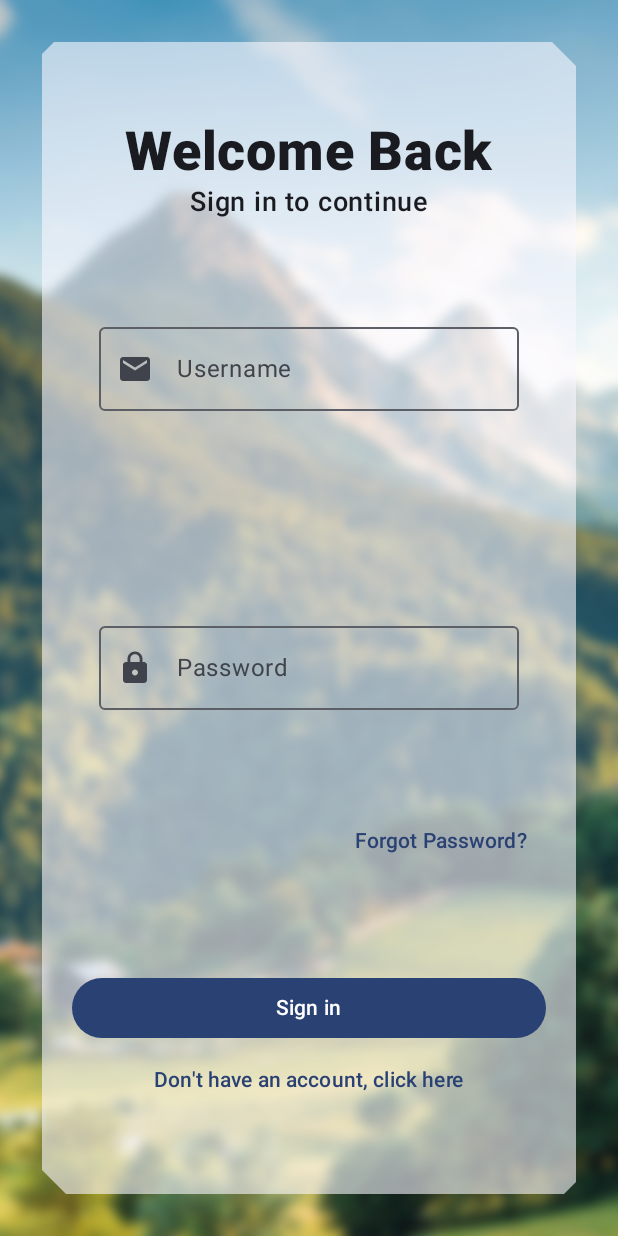
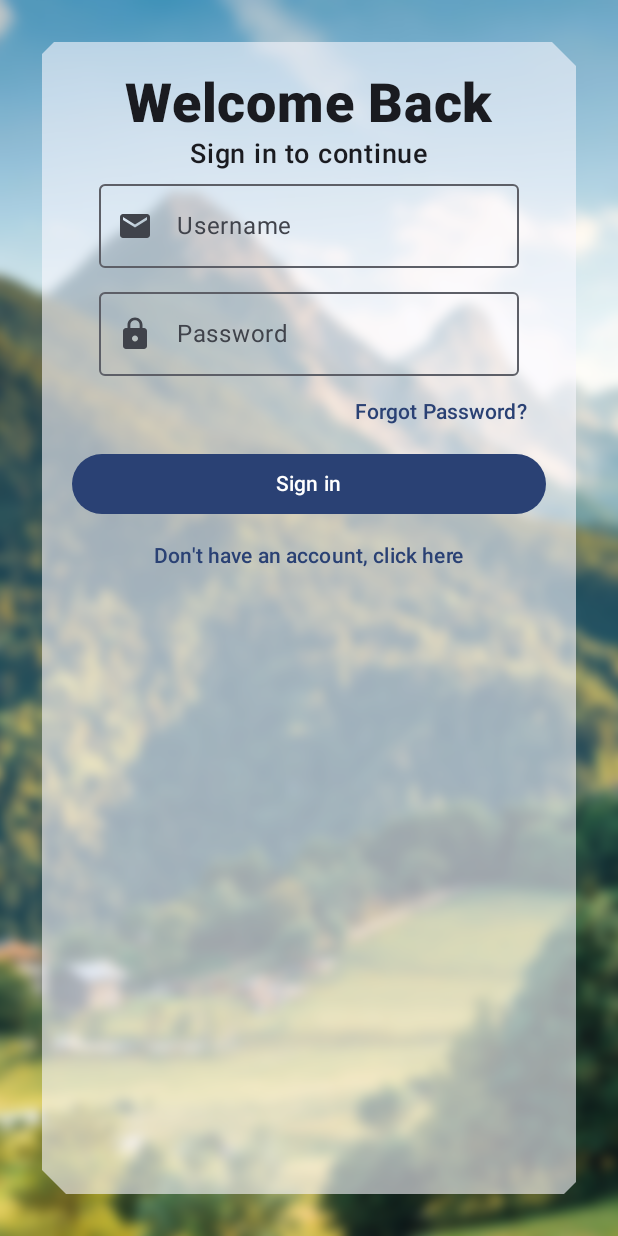
Before and after one commit to smartinternz02/SI-GuidedProject-580229-1694208705, an Android app built with Jetpack Compose: the screen it shows after launch (MainActivity), on a phone screen of 412 x 824 dp. Run offline under Robolectric (Android 15) with nearby library versions, the phone set to English and light mode, and no system bars.

Commit message:
Update MainActivity.kt

```diff
--- a/assignment_1_Naveen/Login_screen/app/src/main/java/com/example/login_screen/MainActivity.kt
+++ b/assignment_1_Naveen/Login_screen/app/src/main/java/com/example/login_screen/MainActivity.kt
@@ -106,8 +106,7 @@ fun Login() {
             Modifier
                 .fillMaxSize()
                 .padding(48.dp),
-        horizontalAlignment  = Alignment.CenterHorizontally,
-            verticalArrangement = Arrangement.SpaceAround
+        horizontalAlignment  = Alignment.CenterHorizontally
         ) {
             LoginHeader()
 
```
